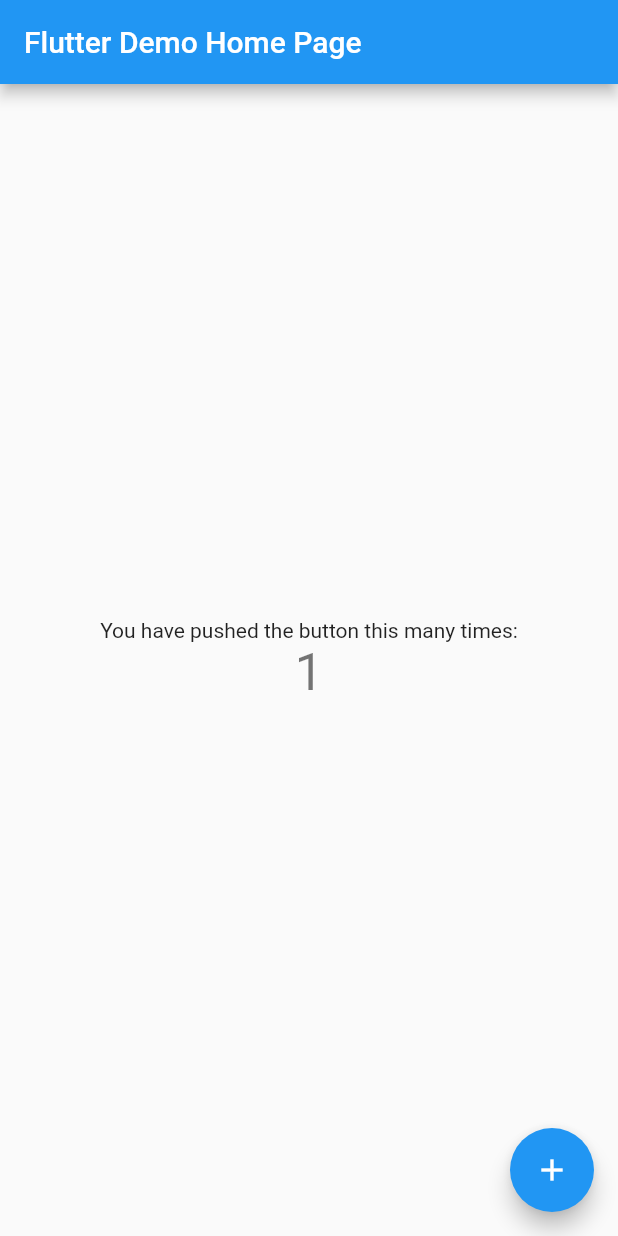
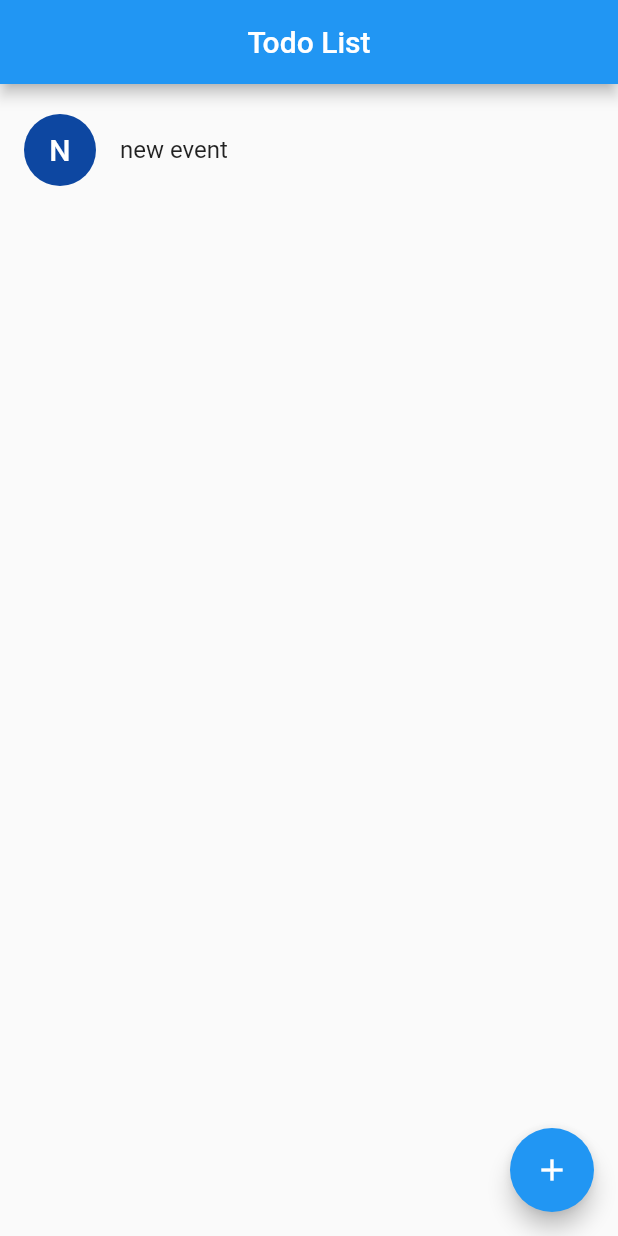
Before and after one commit to mobile-hero/task-list, a Flutter app: the screen it shows after launch, after a tap on the "add" icon, on a phone screen of 412 x 824 dp. Run offline on Flutter 3.47's test engine with Material 2 defaults, Android fonts, the phone set to English and light mode, and no system bars; our stand-ins replace bloc, flutter_bloc, sqflite; accounts and stored records are empty.

Commit message:
create bloc and fix model

```diff
--- /dev/null
+++ b/lib/bloc/task_bloc.dart
@@ -0,0 +1,71 @@
+import 'dart:async';
+
+import 'package:bloc/bloc.dart';
+import 'package:meta/meta.dart';
+import 'package:task_list/data/model/task.dart';
+import 'package:task_list/data/repository/task_repository.dart';
+
+part 'task_event.dart';
+part 'task_state.dart';
+
+class TaskBloc extends Bloc<TaskEvent, TaskState> {
+  final TaskRepository taskRepository;
+  TaskBloc(this.taskRepository) : super(TaskInitial()) {
+    on<GetTasksEvent>(_onGetTasksEvent);
+    on<CreateTaskEvent>(_onCreateTaskEvent);
+    on<SetTaskDoneEvent>(_onSetTaskDoneEvent);
+    on<SetTaskUndoneEvent>(_onSetTaskUndoneEvent);
+    on<DeleteTaskEvent>(_onDeleteTaskEvent);
+    add(GetTasksEvent());
+  }
+
+  final List<Task> tasks = [];
+
+  void _onGetTasksEvent(GetTasksEvent event, Emitter emit) async {
+    final myTasks = await taskRepository.getTasks();
+    tasks.clear();
+    tasks.addAll(myTasks);
+    emit(TaskLoaded());
+  }
+
+  void _onCreateTaskEvent(CreateTaskEvent event, Emitter emit) async {
+    final newTask = Task.undone(event.text);
+    final id = await taskRepository.createTask(newTask);
+    newTask.id = id;
+    tasks.add(newTask);
+    emit(TaskCreated(tasks.length - 1));
+  }
+
+  void _onSetTaskDoneEvent(SetTaskDoneEvent event, Emitter emit) async {
+    final task = event.task;
+    task.isDone = true;
+    final result = await taskRepository.updateTask(task);
+    if (result > 0) {
+      emit(TaskUpdated(event.position));
+    } else {
+      emit(TaskOperationFailed('Cannot update $task'));
+    }
+  }
+
+  void _onSetTaskUndoneEvent(SetTaskUndoneEvent event, Emitter emit) async {
+    final task = event.task;
+    task.isDone = false;
+    final result = await taskRepository.updateTask(task);
+    if (result > 0) {
+      emit(TaskUpdated(event.position));
+    } else {
+      emit(TaskOperationFailed('Cannot update $task'));
+    }
+  }
+
+  void _onDeleteTaskEvent(DeleteTaskEvent event, Emitter emit) async {
+    final task = event.task;
+    final result = await taskRepository.deleteTask(task);
+    tasks.remove(task);
+    if (result > 0) {
+      emit(TaskDeleted(task, event.position));
+    } else {
+      emit(TaskOperationFailed('Cannot update $task'));
+    }
+  }
+}
--- /dev/null
+++ b/lib/bloc/task_event.dart
@@ -0,0 +1,33 @@
+part of 'task_bloc.dart';
+
+@immutable
+abstract class TaskEvent {}
+
+class GetTasksEvent extends TaskEvent {}
+
+class CreateTaskEvent extends TaskEvent {
+  final String text;
+
+  CreateTaskEvent(this.text);
+}
+
+class SetTaskDoneEvent extends TaskEvent {
+  final Task task;
+  final int position;
+
+  SetTaskDoneEvent(this.task, this.position);
+}
+
+class SetTaskUndoneEvent extends TaskEvent {
+  final Task task;
+  final int position;
+
+  SetTaskUndoneEvent(this.task, this.position);
+}
+
+class DeleteTaskEvent extends TaskEvent {
+  final Task task;
+  final int position;
+
+  DeleteTaskEvent(this.task, this.position);
+}
--- /dev/null
+++ b/lib/bloc/task_state.dart
@@ -0,0 +1,33 @@
+part of 'task_bloc.dart';
+
+@immutable
+abstract class TaskState {}
+
+class TaskInitial extends TaskState {}
+
+class TaskLoaded extends TaskState {}
+
+class TaskCreated extends TaskState {
+  final int position;
+
+  TaskCreated(this.position);
+}
+
+class TaskUpdated extends TaskState {
+  final int position;
+
+  TaskUpdated(this.position);
+}
+
+class TaskDeleted extends TaskState {
+  final Task task;
+  final int position;
+
+  TaskDeleted(this.task, this.position);
+}
+
+class TaskOperationFailed extends TaskState {
+  final String message;
+
+  TaskOperationFailed(this.message);
+}
--- a/lib/data/model/task.dart
+++ b/lib/data/model/task.dart
@@ -1,8 +1,8 @@
 class Task {
-  final int? id;
+  int? id;
   final String text;
-  final bool isDone;
-  final String? deletedAt;
+  bool isDone;
+  String? deletedAt;
 
   Task({this.id, required this.text, required this.isDone, this.deletedAt});
 
@@ -13,14 +13,14 @@ class Task {
   factory Task.fromJson(Map<String, dynamic> json) => Task(
         id: json[TaskSql.id],
         text: json[TaskSql.text],
-        isDone: json[TaskSql.isDone],
+        isDone: json[TaskSql.isDone] == 1,
         deletedAt: json[TaskSql.deletedAt],
       );
 
   Map<String, dynamic> toJson() => {
         TaskSql.id: id,
         TaskSql.text: text,
-        TaskSql.isDone: isDone,
+        TaskSql.isDone: isDone ? 1 : 0,
         TaskSql.deletedAt: deletedAt,
       };
 }
--- a/lib/data/repository/database_creator.dart
+++ b/lib/data/repository/database_creator.dart
@@ -4,7 +4,7 @@ import 'package:task_list/data/model/task.dart';
 class DatabaseCreator {
   Database? database;
 
-  void create() async {
+  Future<void> create() async {
     var db = await openDatabase(
       'task.db',
       version: 1,
@@ -13,5 +13,6 @@ class DatabaseCreator {
       },
     );
     database = db;
+    return Future.value();
   }
 }
--- a/lib/main.dart
+++ b/lib/main.dart
@@ -1,17 +1,41 @@
 import 'package:flutter/material.dart';
+import 'package:flutter_bloc/flutter_bloc.dart';
+import 'package:provider/provider.dart';
+import 'package:sqflite/sqflite.dart';
+import 'package:task_list/bloc/task_bloc.dart';
+import 'package:task_list/data/repository/database_creator.dart';
+import 'package:task_list/data/repository/task_repository.dart';
+import 'package:task_list/data/repository/task_repository_impl.dart';
+import 'package:task_list/ui/main_screen.dart';
 
-void main() {
-  runApp(const MyApp());
+void main() async {
+  WidgetsFlutterBinding.ensureInitialized();
+  final databaseCreator = DatabaseCreator();
+  await databaseCreator.create();
+  runApp(MyApp(databaseCreator: databaseCreator));
 }
 
 class MyApp extends StatelessWidget {
-  const MyApp({Key? key}) : super(key: key);
+  final DatabaseCreator databaseCreator;
+  const MyApp({Key? key, required this.databaseCreator}) : super(key: key);
 
   // This widget is the root of your application.
   @override
   Widget build(BuildContext context) {
-    return MaterialApp(
-      title: 'Flutter Demo',
+    return MultiProvider(
+      providers: [
+        Provider<DatabaseCreator>.value(value: databaseCreator),
+        Provider<TaskRepository>(
+          create: (context) {
+            final dbCreator = context.read<DatabaseCreator>();
+            return TaskRepositoryImpl(dbCreator.database!);
+          },
+        ),
+      ],
+      child: BlocProvider<TaskBloc>(
+        create: (context) => TaskBloc(context.read<TaskRepository>()),
+        child: MaterialApp(
+          title: 'Todo List',
           theme: ThemeData(
             // This is the theme of your application.
             //
@@ -24,7 +48,9 @@ class MyApp extends StatelessWidget {
             // is not restarted.
             primarySwatch: Colors.blue,
           ),
-      home: const MyHomePage(title: 'Flutter Demo Home Page'),
+          home: const MainScreen(),
+        ),
+      ),
     );
   }
 }
--- /dev/null
+++ b/lib/ui/main_screen.dart
@@ -0,0 +1,106 @@
+import 'package:flutter/material.dart';
+import 'package:flutter_bloc/flutter_bloc.dart';
+import 'package:task_list/bloc/task_bloc.dart';
+import 'package:task_list/data/model/task.dart';
+
+class MainScreen extends StatefulWidget {
+  const MainScreen({Key? key}) : super(key: key);
+
+  @override
+  State<MainScreen> createState() => _MainScreenState();
+}
+
+class _MainScreenState extends State<MainScreen> {
+  final GlobalKey<AnimatedListState> _listKey = GlobalKey();
+
+  @override
+  Widget build(BuildContext context) {
+    final bloc = context.read<TaskBloc>();
+    return Scaffold(
+      appBar: AppBar(
+        title: Text('Todo List'),
+        centerTitle: true,
+      ),
+      body: BlocConsumer<TaskBloc, TaskState>(
+        listener: (context, state) {
+          if (state is TaskLoaded) {
+            for (int i = 0; i < bloc.tasks.length; i++) {
+              _listKey.currentState?.insertItem(i);
+            }
+          } else if (state is TaskCreated) {
+            _listKey.currentState?.insertItem(state.position);
+          } else if (state is TaskUpdated) {
+            _listKey.currentState?.setState(() {});
+          } else if (state is TaskDeleted) {
+            _listKey.currentState?.removeItem(
+              state.position,
+              (context, animation) =>
+                  _removeItemBuilder(state.task, context, animation),
+            );
+          }
+        },
+        builder: (context, state) {
+          return AnimatedList(
+            key: _listKey,
+            padding: const EdgeInsets.symmetric(vertical: 16),
+            initialItemCount: bloc.tasks.length,
+            itemBuilder: (context, position, animation) {
+              final item = bloc.tasks[position];
+              return SizeTransition(
+                sizeFactor: animation,
+                child: ListTile(
+                  leading: Container(
+                    height: 48,
+                    width: 48,
+                    alignment: Alignment.center,
+                    decoration: BoxDecoration(
+                      shape: BoxShape.circle,
+                      color: Colors.blue.shade900,
+                    ),
+                    child: Text(
+                      item.text[0].toUpperCase(),
+                      style: Theme.of(context).textTheme.titleLarge?.copyWith(
+                            color: Colors.white,
+                          ),
+                    ),
+                  ),
+                  title: Text(
+                    item.text,
+                    style: TextStyle(
+                        decoration:
+                            item.isDone ? TextDecoration.lineThrough : null),
+                  ),
+                  onTap: () {
+                    bloc.add(item.isDone
+                        ? SetTaskUndoneEvent(item, position)
+                        : SetTaskDoneEvent(item, position));
+                  },
+                ),
+              );
+            },
+          );
+        },
+      ),
+      floatingActionButton: FloatingActionButton(
+        onPressed: () {
+          bloc.add(CreateTaskEvent('new event'));
+        },
+        child: const Icon(Icons.add),
+      ),
+    );
+  }
+
+  Widget _removeItemBuilder(
+      Task task, BuildContext context, Animation<double> animation) {
+    return SizeTransition(
+      sizeFactor: animation,
+      child: ListTile(
+        title: Text(
+          task.text,
+          style: TextStyle(
+              decoration: task.isDone ? TextDecoration.lineThrough : null),
+        ),
+      ),
+    );
+  }
+}
--- a/pubspec.yaml
+++ b/pubspec.yaml
@@ -35,6 +35,8 @@ dependencies:
   # Use with the CupertinoIcons class for iOS style icons.
   cupertino_icons: ^1.0.2
   sqflite: ^2.0.2
+  flutter_bloc: ^7.0.0
+  provider: ^6.0.5
 
 dev_dependencies:
   flutter_test:
```
Also changed, not shown: pubspec.lock. Lines whose indentation alone changed are shown as unchanged.
